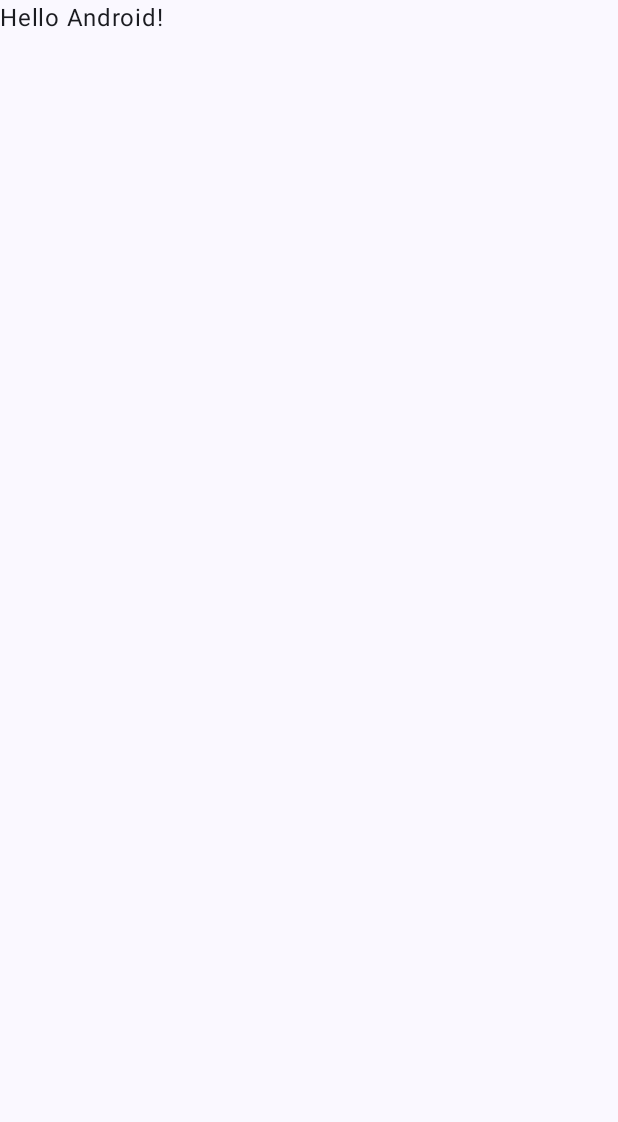
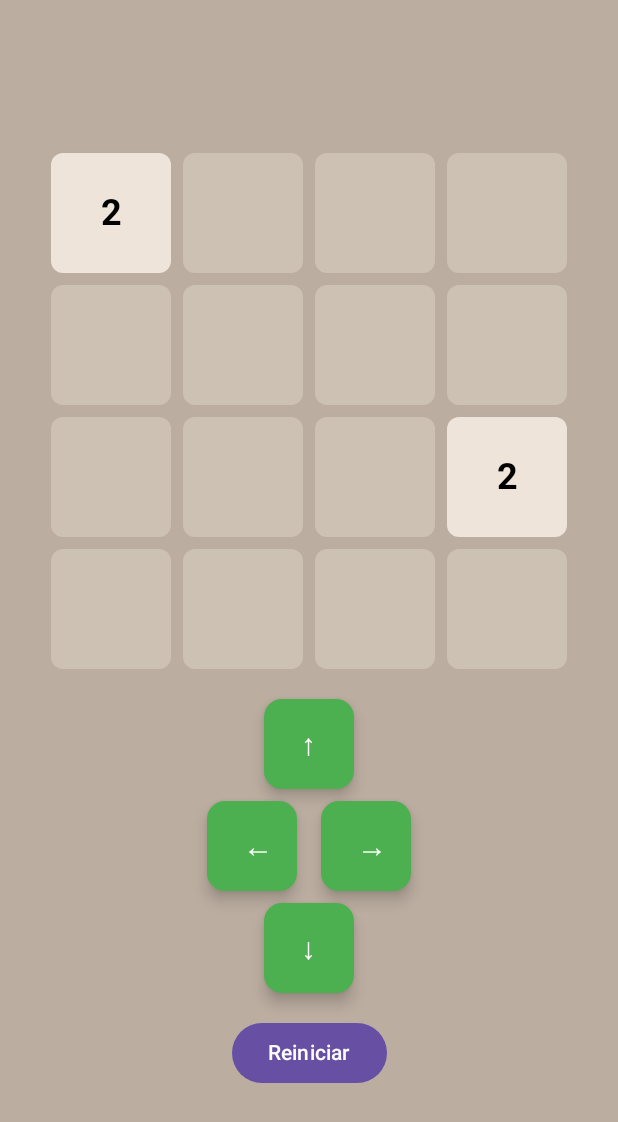
Before and after one commit to Jakon-Dev/Android-2048-GAME, an Android app built with Jetpack Compose: the screen it shows after launch (MainActivity), on a phone screen of 412 x 824 dp. Before the commit the part shown is almost empty. Shown: the top 1122 px of the screen. Run offline under Robolectric (Android 15) with nearby library versions, the phone set to English and light mode, and no system bars.

Commit message:
Logic of the game

```diff
--- a/app/build.gradle.kts
+++ b/app/build.gradle.kts
@@ -5,11 +5,11 @@ plugins {
 }
 
 android {
-    namespace = "com.example.a2048_game"
+    namespace = "com.example.game2048"
     compileSdk = 35
 
     defaultConfig {
-        applicationId = "com.example.a2048_game"
+        applicationId = "com.example.game2048"
         minSdk = 35
         targetSdk = 35
         versionCode = 1
@@ -49,6 +49,7 @@ dependencies {
     implementation(libs.androidx.ui.graphics)
     implementation(libs.androidx.ui.tooling.preview)
     implementation(libs.androidx.material3)
+    implementation(libs.androidx.appcompat)
     testImplementation(libs.junit)
     androidTestImplementation(libs.androidx.junit)
     androidTestImplementation(libs.androidx.espresso.core)
--- a/app/src/main/AndroidManifest.xml
+++ b/app/src/main/AndroidManifest.xml
@@ -1,6 +1,7 @@
 <?xml version="1.0" encoding="utf-8"?>
 <manifest xmlns:android="http://schemas.android.com/apk/res/android"
-    xmlns:tools="http://schemas.android.com/tools">
+    xmlns:tools="http://schemas.android.com/tools"
+    package="com.example.game2048">
 
     <application
         android:allowBackup="true"
@@ -12,6 +13,7 @@
         android:supportsRtl="true"
         android:theme="@style/Theme._2048GAME"
         tools:targetApi="31">
+
         <activity
             android:name=".MainActivity"
             android:exported="true"
@@ -19,10 +21,10 @@
             android:theme="@style/Theme._2048GAME">
             <intent-filter>
                 <action android:name="android.intent.action.MAIN" />
-
                 <category android:name="android.intent.category.LAUNCHER" />
             </intent-filter>
         </activity>
+
     </application>
 
 </manifest>
--- a/app/src/main/java/com/example/a2048_game/MainActivity.kt
+++ b/app/src/main/java/com/example/a2048_game/MainActivity.kt
@@ -1,47 +1,181 @@
-package com.example.a2048_game
+// MainActivity.kt
+package com.example.game2048
 
 import android.os.Bundle
 import androidx.activity.ComponentActivity
 import androidx.activity.compose.setContent
-import androidx.activity.enableEdgeToEdge
-import androidx.compose.foundation.layout.fillMaxSize
-import androidx.compose.foundation.layout.padding
-import androidx.compose.material3.Scaffold
-import androidx.compose.material3.Text
-import androidx.compose.runtime.Composable
-import androidx.compose.ui.Modifier
-import androidx.compose.ui.tooling.preview.Preview
-import com.example.a2048_game.ui.theme._2048GAMETheme
+import androidx.activity.viewModels
+import androidx.compose.foundation.background
+import androidx.compose.foundation.gestures.detectDragGestures
+import androidx.compose.foundation.layout.*
+import androidx.compose.foundation.shape.RoundedCornerShape
+import androidx.compose.material3.*
+import androidx.compose.runtime.*
+import androidx.compose.ui.*
+import androidx.compose.ui.graphics.Color
+import androidx.compose.ui.input.pointer.pointerInput
+import androidx.compose.ui.text.font.FontWeight
+import androidx.compose.ui.unit.*
+import androidx.lifecycle.ViewModel
+import kotlin.random.Random
 
 class MainActivity : ComponentActivity() {
+    private val viewModel by viewModels<GameViewModel>()
+
     override fun onCreate(savedInstanceState: Bundle?) {
         super.onCreate(savedInstanceState)
-        enableEdgeToEdge()
         setContent {
-            _2048GAMETheme {
-                Scaffold(modifier = Modifier.fillMaxSize()) { innerPadding ->
-                    Greeting(
-                        name = "Android",
-                        modifier = Modifier.padding(innerPadding)
-                    )
-                }
-            }
+            Game2048(viewModel)
         }
     }
 }
 
 @Composable
-fun Greeting(name: String, modifier: Modifier = Modifier) {
-    Text(
-        text = "Hello $name!",
-        modifier = modifier
-    )
+fun Game2048(viewModel: GameViewModel) {
+    val board by viewModel.board.collectAsState()
+
+    Column(
+        modifier = Modifier
+            .fillMaxSize()
+            .background(Color(0xFFBBADA0))
+            .padding(16.dp),
+        verticalArrangement = Arrangement.Center,
+        horizontalAlignment = Alignment.CenterHorizontally
+    ) {
+        board.forEach { row ->
+            Row {
+                row.forEach { value ->
+                    Tile(value)
+                }
+            }
+        }
+
+        Spacer(modifier = Modifier.height(16.dp))
+
+        DirectionControls(
+            onUp = { viewModel.moveUp() },
+            onDown = { viewModel.moveDown() },
+            onLeft = { viewModel.moveLeft() },
+            onRight = { viewModel.moveRight() }
+        )
+
+        Spacer(modifier = Modifier.height(16.dp))
+
+        Button(onClick = { viewModel.resetGame() }) {
+            Text("Reiniciar")
+        }
+    }
 }
 
-@Preview(showBackground = true)
 @Composable
-fun GreetingPreview() {
-    _2048GAMETheme {
-        Greeting("Android")
+fun DirectionControls(
+    onUp: () -> Unit,
+    onDown: () -> Unit,
+    onLeft: () -> Unit,
+    onRight: () -> Unit
+) {
+    val buttonSize = 60.dp
+    val buttonColors = ButtonDefaults.buttonColors(
+        containerColor = Color(0xFF4CAF50), // verde bonito
+        contentColor = Color.White
+    )
+    val buttonShape = RoundedCornerShape(12.dp)
+    val elevation = ButtonDefaults.buttonElevation(
+        defaultElevation = 6.dp,
+        pressedElevation = 10.dp
+    )
+
+    Column(horizontalAlignment = Alignment.CenterHorizontally) {
+        Button(
+            onClick = onUp,
+            modifier = Modifier.size(buttonSize),
+            colors = buttonColors,
+            shape = buttonShape,
+            elevation = elevation
+        ) {
+            Text("↑", fontSize = 20.sp)
+        }
+
+        Spacer(modifier = Modifier.height(8.dp))
+
+        Row(verticalAlignment = Alignment.CenterVertically) {
+            Button(
+                onClick = onLeft,
+                modifier = Modifier.size(buttonSize),
+                colors = buttonColors,
+                shape = buttonShape,
+                elevation = elevation
+            ) {
+                Text("←", fontSize = 20.sp)
+            }
+
+            Spacer(modifier = Modifier.width(16.dp))
+
+            Button(
+                onClick = onRight,
+                modifier = Modifier.size(buttonSize),
+                colors = buttonColors,
+                shape = buttonShape,
+                elevation = elevation
+            ) {
+                Text("→", fontSize = 20.sp)
+            }
+        }
+
+        Spacer(modifier = Modifier.height(8.dp))
+
+        Button(
+            onClick = onDown,
+            modifier = Modifier.size(buttonSize),
+            colors = buttonColors,
+            shape = buttonShape,
+            elevation = elevation
+        ) {
+            Text("↓", fontSize = 20.sp)
+        }
     }
 }
+
+
+
+
+@Composable
+fun Tile(value: Int) {
+    Box(
+        modifier = Modifier
+            .padding(4.dp)
+            .size(80.dp)
+            .background(
+                color = getTileColor(value),
+                shape = RoundedCornerShape(8.dp)
+            ),
+        contentAlignment = Alignment.Center
+    ) {
+        if (value != 0) {
+            Text(
+                text = value.toString(),
+                fontSize = 24.sp,
+                fontWeight = FontWeight.Bold,
+                color = Color.Black
+            )
+        }
+    }
+}
+
+fun getTileColor(value: Int): Color {
+    return when (value) {
+        0 -> Color(0xFFCDC1B4)
+        2 -> Color(0xFFEEE4DA)
+        4 -> Color(0xFFEDE0C8)
+        8 -> Color(0xFFF2B179)
+        16 -> Color(0xFFF59563)
+        32 -> Color(0xFFF67C5F)
+        64 -> Color(0xFFF65E3B)
+        128 -> Color(0xFFEDCF72)
+        256 -> Color(0xFFEDCC61)
+        512 -> Color(0xFFEDC850)
+        1024 -> Color(0xFFEDC53F)
+        2048 -> Color(0xFFEDC22E)
+        else -> Color.Black
+    }
+}
--- /dev/null
+++ b/app/src/main/java/com/example/a2048_game/ViewModel.kt
@@ -0,0 +1,85 @@
+// GameViewModel.kt
+package com.example.game2048
+
+import androidx.lifecycle.ViewModel
+import kotlinx.coroutines.flow.MutableStateFlow
+import kotlinx.coroutines.flow.asStateFlow
+import kotlin.random.Random
+
+class GameViewModel : ViewModel() {
+    private val _board = MutableStateFlow(Array(4) { IntArray(4) { 0 } })
+    val board = _board.asStateFlow()
+
+    init {
+        resetGame()
+    }
+
+    fun resetGame() {
+        val newBoard = Array(4) { IntArray(4) { 0 } }
+        repeat(2) { addRandomTile(newBoard) }
+        _board.value = newBoard
+    }
+
+    private fun addRandomTile(board: Array<IntArray>) {
+        val empty = mutableListOf<Pair<Int, Int>>()
+        for (i in 0..3) {
+            for (j in 0..3) {
+                if (board[i][j] == 0) empty.add(i to j)
+            }
+        }
+        if (empty.isNotEmpty()) {
+            val (i, j) = empty.random()
+            board[i][j] = if (Random.nextFloat() < 0.9f) 2 else 4
+        }
+    }
+
+    fun moveLeft() = move { row -> merge(row) }
+    fun moveRight() = move { row -> merge(row.reversedArray()).reversedArray() }
+    fun moveUp() = moveColumns { col -> merge(col) }
+    fun moveDown() = moveColumns { col -> merge(col.reversedArray()).reversedArray() }
+
+    private fun move(transform: (IntArray) -> IntArray) {
+        val oldBoard = _board.value.map { it.copyOf() }.toTypedArray()
+        val newBoard = Array(4) { row -> transform(oldBoard[row]) }
+        if (!boardEquals(newBoard, oldBoard)) {
+            addRandomTile(newBoard)
+        }
+        _board.value = newBoard
+    }
+
+
+    private fun moveColumns(transform: (IntArray) -> IntArray) {
+        val oldBoard = _board.value.map { it.copyOf() }.toTypedArray()
+        val newBoard = Array(4) { row -> transform(oldBoard[row]) }
+
+        for (j in 0..3) {
+            val col = IntArray(4) { i -> _board.value[i][j] }
+            val newCol = transform(col)
+            for (i in 0..3) {
+                newBoard[i][j] = newCol[i]
+            }
+        }
+        if (!boardEquals(newBoard, _board.value)) {
+            addRandomTile(newBoard)
+        }
+        _board.value = newBoard
+    }
+
+    private fun merge(row: IntArray): IntArray {
+        val newRow = row.filter { it != 0 }.toMutableList()
+        var i = 0
+        while (i < newRow.size - 1) {
+            if (newRow[i] == newRow[i + 1]) {
+                newRow[i] *= 2
+                newRow.removeAt(i + 1)
+            }
+            i++
+        }
+        return newRow.toIntArray().copyOf(4)
+    }
+
+    private fun boardEquals(a: Array<IntArray>, b: Array<IntArray>): Boolean {
+        for (i in 0..3) for (j in 0..3) if (a[i][j] != b[i][j]) return false
+        return true
+    }
+}
--- a/app/src/main/java/com/example/a2048_game/ui/theme/Color.kt
+++ b/app/src/main/java/com/example/a2048_game/ui/theme/Color.kt
@@ -2,10 +2,10 @@ package com.example.a2048_game.ui.theme
 
 import androidx.compose.ui.graphics.Color
 
-val Purple80 = Color(0xFFD0BCFF)
-val PurpleGrey80 = Color(0xFFCCC2DC)
-val Pink80 = Color(0xFFEFB8C8)
+// COLORES PRIMARIOS
+val PrimaryDark = Color(0xFF444444)
+val PrimaryLight = Color(0xFFCCCCCC)
 
-val Purple40 = Color(0xFF6650a4)
-val PurpleGrey40 = Color(0xFF625b71)
-val Pink40 = Color(0xFF7D5260)
+// COLORES SECUNDARIOS
+val SecondaryDark = Color(0xFFDDDDDD)
+val SecondaryLight = Color(0xFF222222)
--- a/app/src/main/java/com/example/a2048_game/ui/theme/Theme.kt
+++ b/app/src/main/java/com/example/a2048_game/ui/theme/Theme.kt
@@ -1,58 +1,28 @@
 package com.example.a2048_game.ui.theme
 
-import android.app.Activity
-import android.os.Build
 import androidx.compose.foundation.isSystemInDarkTheme
 import androidx.compose.material3.MaterialTheme
 import androidx.compose.material3.darkColorScheme
-import androidx.compose.material3.dynamicDarkColorScheme
-import androidx.compose.material3.dynamicLightColorScheme
 import androidx.compose.material3.lightColorScheme
 import androidx.compose.runtime.Composable
-import androidx.compose.ui.platform.LocalContext
 
-private val DarkColorScheme = darkColorScheme(
-    primary = Purple80,
-    secondary = PurpleGrey80,
-    tertiary = Pink80
+// COLORES PRIMARIOS Y SECUNDARIOS
+val DarkColorPalette = darkColorScheme(
+    primary = PrimaryDark,
+    secondary = SecondaryDark
 )
 
-private val LightColorScheme = lightColorScheme(
-    primary = Purple40,
-    secondary = PurpleGrey40,
-    tertiary = Pink40
-
-    /* Other default colors to override
-    background = Color(0xFFFFFBFE),
-    surface = Color(0xFFFFFBFE),
-    onPrimary = Color.White,
-    onSecondary = Color.White,
-    onTertiary = Color.White,
-    onBackground = Color(0xFF1C1B1F),
-    onSurface = Color(0xFF1C1B1F),
-    */
+val LightColorPalette = lightColorScheme(
+    primary = PrimaryLight,
+    secondary = SecondaryLight
 )
 
 @Composable
-fun _2048GAMETheme(
-    darkTheme: Boolean = isSystemInDarkTheme(),
-    // Dynamic color is available on Android 12+
-    dynamicColor: Boolean = true,
-    content: @Composable () -> Unit
-) {
-    val colorScheme = when {
-        dynamicColor && Build.VERSION.SDK_INT >= Build.VERSION_CODES.S -> {
-            val context = LocalContext.current
-            if (darkTheme) dynamicDarkColorScheme(context) else dynamicLightColorScheme(context)
-        }
-
-        darkTheme -> DarkColorScheme
-        else -> LightColorScheme
-    }
+fun AppTheme(content: @Composable () -> Unit) {
+    val colorScheme = if (isSystemInDarkTheme()) DarkColorPalette else LightColorPalette
 
     MaterialTheme(
         colorScheme = colorScheme,
-        typography = Typography,
         content = content
     )
 }
--- a/gradle/libs.versions.toml
+++ b/gradle/libs.versions.toml
@@ -8,6 +8,7 @@ espressoCore = "3.6.1"
 lifecycleRuntimeKtx = "2.8.7"
 activityCompose = "1.10.1"
 composeBom = "2024.04.01"
+appcompat = "1.7.0"
 
 [libraries]
 androidx-core-ktx = { group = "androidx.core", name = "core-ktx", version.ref = "coreKtx" }
@@ -24,6 +25,7 @@ androidx-ui-tooling-preview = { group = "androidx.compose.ui", name = "ui-toolin
 androidx-ui-test-manifest = { group = "androidx.compose.ui", name = "ui-test-manifest" }
 androidx-ui-test-junit4 = { group = "androidx.compose.ui", name = "ui-test-junit4" }
 androidx-material3 = { group = "androidx.compose.material3", name = "material3" }
+androidx-appcompat = { group = "androidx.appcompat", name = "appcompat", version.ref = "appcompat" }
 
 [plugins]
 android-application = { id = "com.android.application", version.ref = "agp" }
```
